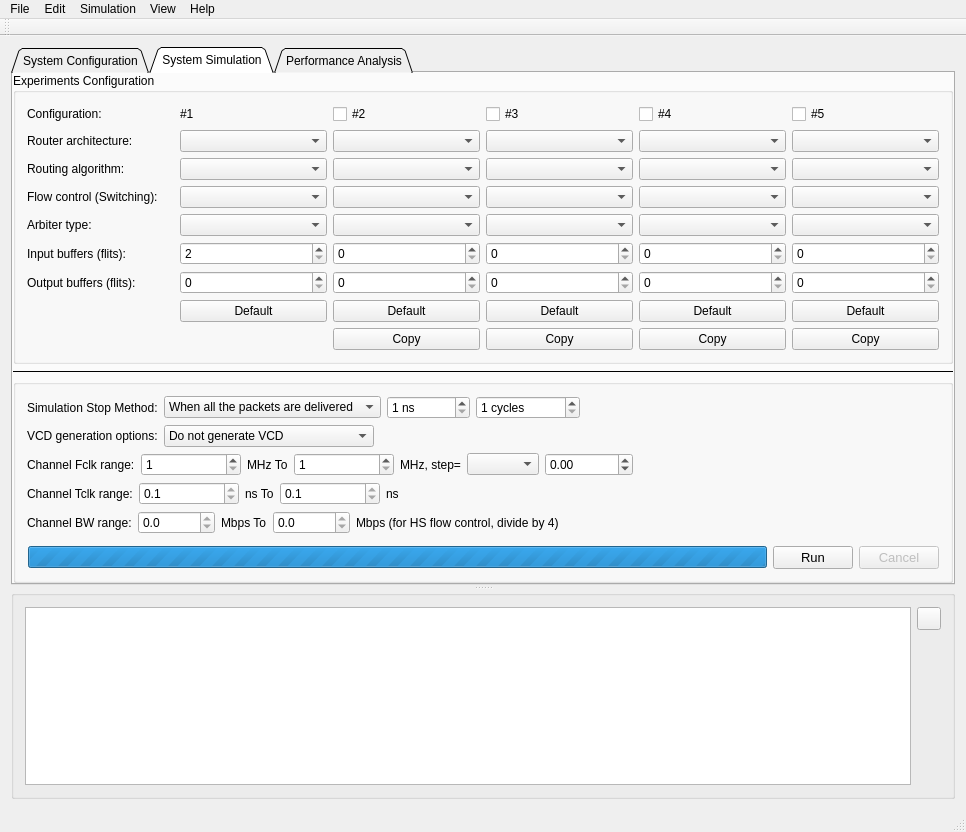
This is RS/forms/MainWindow.ui in leds-lab/redscarf as Qt 5 draws it before an edit. The edited form follows.
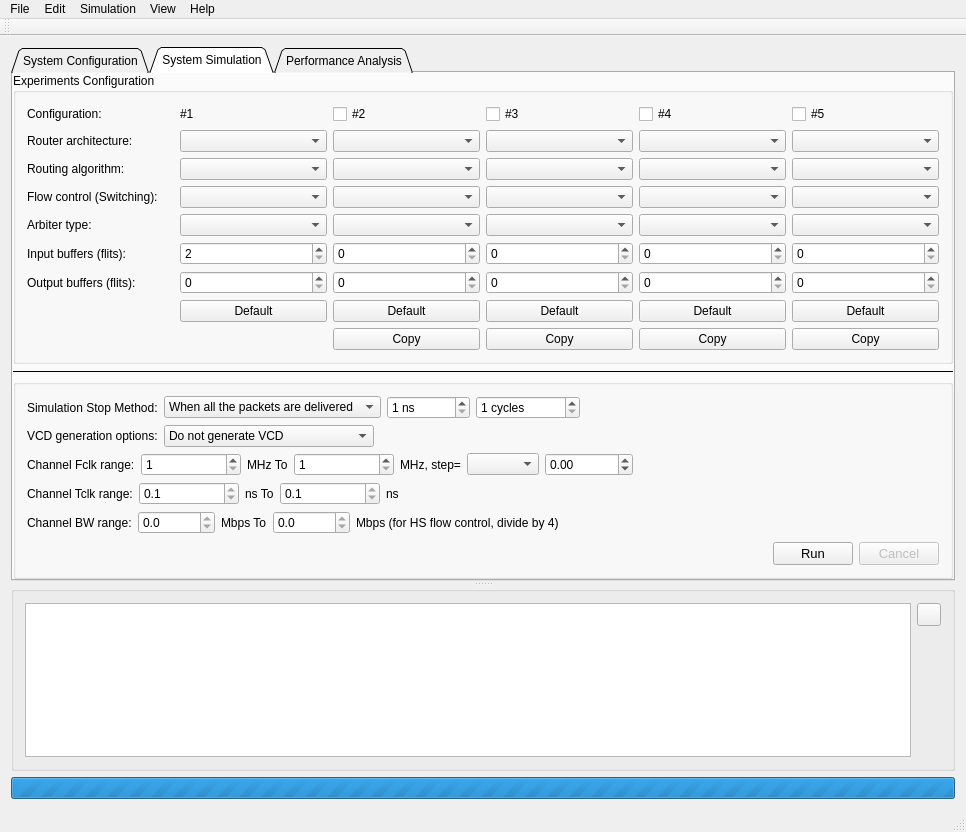
This is the edited form. The open tabs and pages were chosen to show the change. Icons and pictures are not drawn.

Commit message: Changes to compatibilty with MSVC 2015; Progress bar allocated in Status bar;

```diff
--- a/RS/forms/MainWindow.ui
+++ b/RS/forms/MainWindow.ui
@@ -2003,22 +2003,6 @@
                 </property>
                </spacer>
               </item>
-              <item>
-               <widget class="QProgressBar" name="progressBar">
-                <property name="sizePolicy">
-                 <sizepolicy hsizetype="Expanding" vsizetype="Fixed">
-                  <horstretch>1</horstretch>
-                  <verstretch>0</verstretch>
-                 </sizepolicy>
-                </property>
-                <property name="maximum">
-                 <number>0</number>
-                </property>
-                <property name="value">
-                 <number>-1</number>
-                </property>
-               </widget>
-              </item>
               <item>
                <widget class="QPushButton" name="buttonRunSimulation">
                 <property name="font">
@@ -3121,6 +3105,22 @@
       </widget>
      </widget>
     </item>
+    <item>
+     <widget class="QProgressBar" name="progressBar">
+      <property name="sizePolicy">
+       <sizepolicy hsizetype="Expanding" vsizetype="Fixed">
+        <horstretch>1</horstretch>
+        <verstretch>0</verstretch>
+       </sizepolicy>
+      </property>
+      <property name="maximum">
+       <number>0</number>
+      </property>
+      <property name="value">
+       <number>-1</number>
+      </property>
+     </widget>
+    </item>
    </layout>
   </widget>
   <widget class="QMenuBar" name="menuBar">
```
The commit also changes 6 other files.
